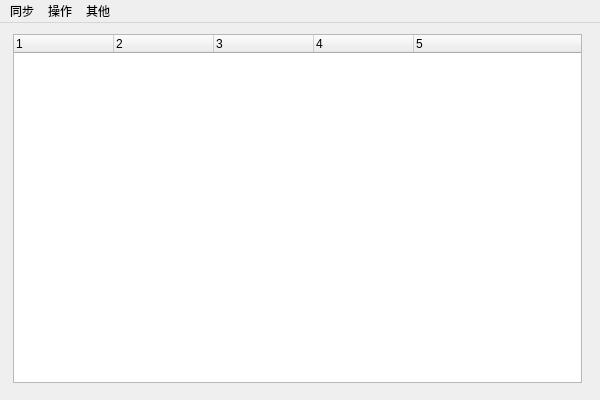
Above: qt/passwordmanager.ui from MQPearth/password-manager before the change. Below: the same form after it.
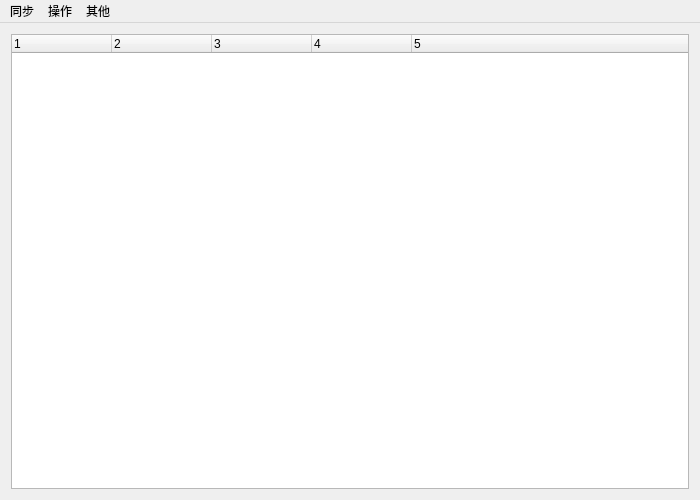
That is the form after the change.

Commit message: feat: qt

What changed in the file:
```diff
--- a/qt/passwordmanager.ui
+++ b/qt/passwordmanager.ui
@@ -6,25 +6,16 @@
    <rect>
     <x>0</x>
     <y>0</y>
-    <width>600</width>
-    <height>400</height>
+    <width>700</width>
+    <height>500</height>
    </rect>
   </property>
   <property name="windowTitle">
    <string>passwordmanager</string>
   </property>
   <widget class="QWidget" name="centralWidget">
-   <widget class="QWidget" name="verticalLayoutWidget">
-    <property name="geometry">
-     <rect>
-      <x>2</x>
-      <y>0</y>
-      <width>591</width>
-      <height>371</height>
-     </rect>
-    </property>
-    <layout class="QVBoxLayout" name="verticalLayout">
-     <item>
+   <layout class="QGridLayout" name="gridLayout">
+    <item row="0" column="0">
       <widget class="QTreeWidget" name="treeWidget">
        <property name="columnCount">
         <number>5</number>
@@ -61,13 +52,12 @@
      </item>
     </layout>
    </widget>
-  </widget>
   <widget class="QMenuBar" name="menuBar">
    <property name="geometry">
     <rect>
      <x>0</x>
      <y>0</y>
-     <width>600</width>
+     <width>700</width>
      <height>23</height>
     </rect>
    </property>
```
Lines whose indentation alone changed are shown as unchanged. The commit also changes 2 other files.
